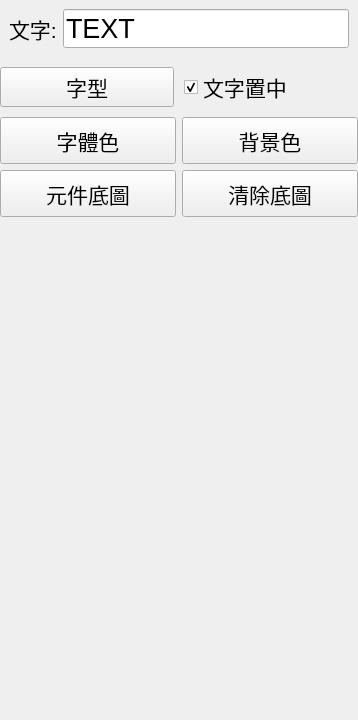
First picture: the form in src/ActiveManager/cEdit/EditLabel.ui, repository roger0816/BoardT, before the edit.
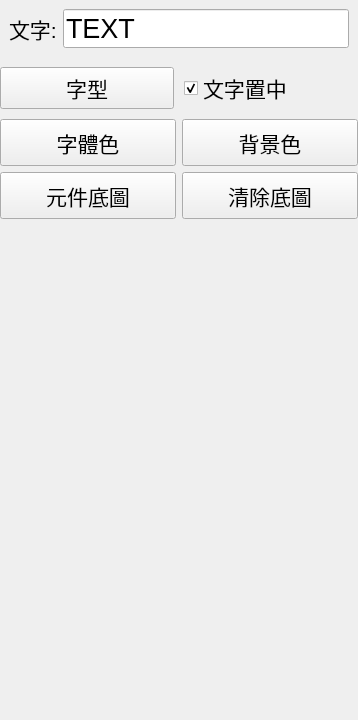
Second picture: the form after the edit.

Diff of the .ui file:
```diff
--- a/src/ActiveManager/cEdit/EditLabel.ui
+++ b/src/ActiveManager/cEdit/EditLabel.ui
@@ -51,6 +51,12 @@
       </property>
       <item row="2" column="0" colspan="2">
        <widget class="QPushButton" name="btnSelectFont">
+        <property name="minimumSize">
+         <size>
+          <width>0</width>
+          <height>42</height>
+         </size>
+        </property>
         <property name="font">
          <font>
           <pointsize>16</pointsize>
```
Left out of the diff: 12 changed lines with no effect on the pictures.
